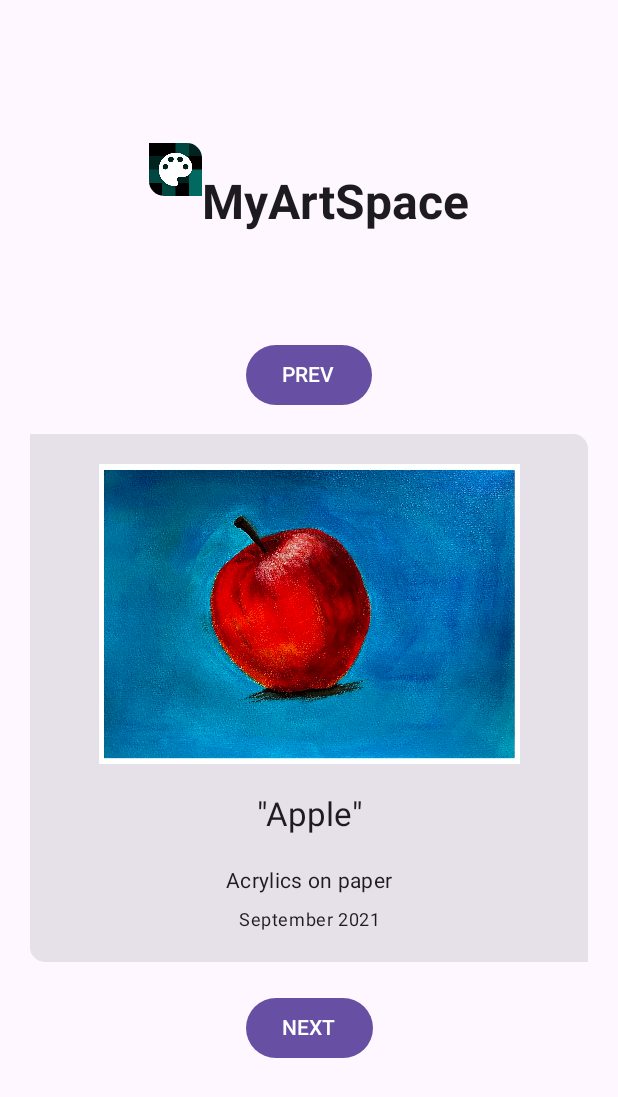
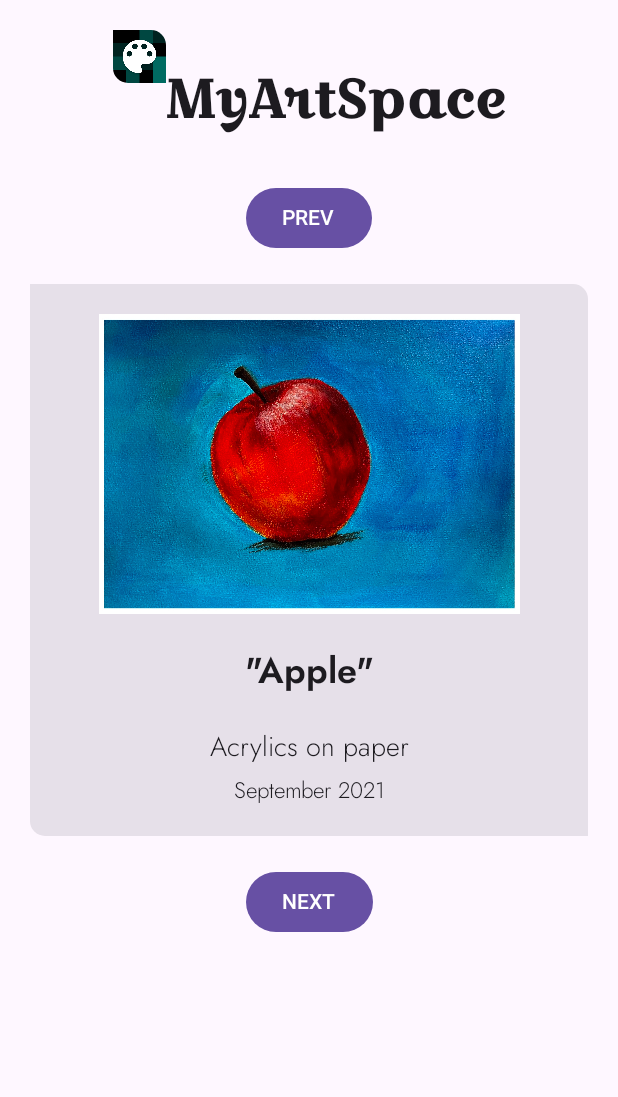
Before and after one commit to WiMaW/MyArtSpaceApp, an Android app built with Jetpack Compose: the screen it shows after launch (MainActivity), on a phone screen of 412 x 824 dp. Shown: the top 1097 px of the screen. Run offline under Robolectric (Android 15) with nearby library versions, the phone set to English and light mode, and no system bars.

Commit message:
Fonts and topBar added

```diff
--- a/app/src/main/java/com/example/myartspaceapp/MainActivity.kt
+++ b/app/src/main/java/com/example/myartspaceapp/MainActivity.kt
@@ -1,5 +1,6 @@
 package com.example.myartspaceapp
 
+import android.annotation.SuppressLint
 import android.os.Bundle
 import androidx.activity.ComponentActivity
 import androidx.activity.compose.setContent
@@ -39,6 +40,9 @@ import com.example.myartspaceapp.data.Datasource
 import com.example.myartspaceapp.model.Art
 import com.example.myartspaceapp.ui.theme.MyArtSpaceAppTheme
 import androidx.compose.foundation.shape.RoundedCornerShape
+import androidx.compose.material3.CenterAlignedTopAppBar
+import androidx.compose.material3.ExperimentalMaterial3Api
+import androidx.compose.material3.Scaffold
 
 class MainActivity : ComponentActivity() {
     override fun onCreate(savedInstanceState: Bundle?) {
@@ -58,6 +62,8 @@ class MainActivity : ComponentActivity() {
     }
 }
 
+@OptIn(ExperimentalMaterial3Api::class)
+@SuppressLint("UnusedMaterial3ScaffoldPaddingParameter")
 @Composable
 fun ComposeArtApp(
     modifier: Modifier = Modifier,
@@ -67,7 +73,7 @@ fun ComposeArtApp(
         mutableStateOf(0)
     }
     var clickLimit: Int = artList.size - 1
-
+    Scaffold () {
         Column (
             modifier = modifier
                 .padding(20.dp)
@@ -80,7 +86,10 @@ fun ComposeArtApp(
             DisplayAppNameAndIcon()
             Button(
                 modifier = modifier
-                .padding(15.dp),
+                    .padding(
+                        top = dimensionResource(R.dimen.padding_large),
+                        bottom = dimensionResource(R.dimen.padding_medium)
+                    ),
                 onClick = {
                     if(click > 0) {
                         click--
@@ -93,7 +102,7 @@ fun ComposeArtApp(
             }
             ArtAndDescriptionCard(click = click, artList = Datasource().LoadArt())
             Button(
-            modifier = modifier.padding(20.dp),
+                modifier = modifier.padding(dimensionResource(R.dimen.padding_medium)),
                 onClick = {
                     if (click < clickLimit) {
                         click++
@@ -105,6 +114,8 @@ fun ComposeArtApp(
                 Text(text = "NEXT")
             }
         }
+    }
+
 }
 
 //to change view for scrollable list
@@ -120,8 +131,11 @@ fun ComposeArtApp(
 //        }
 //    }
 //}
+@OptIn(ExperimentalMaterial3Api::class)
 @Composable
 fun DisplayAppNameAndIcon (modifier: Modifier = Modifier) {
+    CenterAlignedTopAppBar(
+        title = {
             Row (modifier = modifier){
                 Image(
                     painter = painterResource(R.drawable.app_icon2),
@@ -134,13 +148,15 @@ fun DisplayAppNameAndIcon (modifier: Modifier = Modifier) {
                 Text(
                     text = stringResource(R.string.app_name),
                     modifier = Modifier.padding(
-                top = dimensionResource(R.dimen.padding_medium),
-                bottom = dimensionResource(R.dimen.padding_large)),
-            fontWeight = FontWeight.Bold,
-            style = MaterialTheme.typography.headlineLarge
+                        top = dimensionResource(R.dimen.padding_medium)),
+                    style = MaterialTheme.typography.displayLarge
                 )
             }
         }
+    )
+
+    }
+
 
 @Composable
 fun ArtAndDescriptionCard (
@@ -180,8 +196,7 @@ fun ArtAndDescriptionCard (
                     modifier = Modifier
                         .padding(
                             bottom = dimensionResource(R.dimen.padding_medium),
-                            top = dimensionResource(R.dimen.padding_small
-                    )),
+                            top = dimensionResource(R.dimen.padding_small)),
                     text = stringResource(artList[click].date),
                     style = MaterialTheme.typography.bodySmall
 
--- a/app/src/main/java/com/example/myartspaceapp/ui/theme/Theme.kt
+++ b/app/src/main/java/com/example/myartspaceapp/ui/theme/Theme.kt
@@ -14,7 +14,11 @@ import androidx.compose.runtime.SideEffect
 import androidx.compose.ui.graphics.toArgb
 import androidx.compose.ui.platform.LocalContext
 import androidx.compose.ui.platform.LocalView
+import androidx.compose.ui.text.font.Font
+import androidx.compose.ui.text.font.FontFamily
+import androidx.compose.ui.text.font.FontWeight
 import androidx.core.view.WindowCompat
+import com.example.myartspaceapp.R
 
 private val LightColors = lightColorScheme(
     primary = md_theme_light_primary,
@@ -81,6 +85,12 @@ private val DarkColors = darkColorScheme(
     scrim = md_theme_dark_scrim,
 )
 
+val Croissantone = FontFamily(Font(R.font.croissantone_regular))
+val JostLight = FontFamily(Font(R.font.jost_light, FontWeight.Light))
+val JostRegular = FontFamily(Font(R.font.jost_regular, FontWeight.Normal))
+val JostSemiBold = FontFamily(Font(R.font.jost_semibold, FontWeight.SemiBold))
+val Mooli = FontFamily(Font(R.font.mooli_regular))
+
 @Composable
 fun MyArtSpaceAppTheme(
     darkTheme: Boolean = isSystemInDarkTheme(),
--- a/app/src/main/java/com/example/myartspaceapp/ui/theme/Type.kt
+++ b/app/src/main/java/com/example/myartspaceapp/ui/theme/Type.kt
@@ -8,27 +8,21 @@ import androidx.compose.ui.unit.sp
 
 // Set of Material typography styles to start with
 val Typography = Typography(
-    bodyLarge = TextStyle(
-        fontFamily = FontFamily.Default,
-        fontWeight = FontWeight.Normal,
-        fontSize = 16.sp,
-        lineHeight = 24.sp,
-        letterSpacing = 0.5.sp
-    )
-    /* Other default text styles to override
+    displayLarge = TextStyle(
+        fontFamily = Croissantone,
+        fontWeight = FontWeight.SemiBold,
+        fontSize = 36.sp
+    ),
     titleLarge = TextStyle(
-        fontFamily = FontFamily.Default,
-        fontWeight = FontWeight.Normal,
-        fontSize = 22.sp,
-        lineHeight = 28.sp,
-        letterSpacing = 0.sp
+        fontFamily = JostSemiBold,
+        fontSize = 24.sp
     ),
-    labelSmall = TextStyle(
-        fontFamily = FontFamily.Default,
-        fontWeight = FontWeight.Medium,
-        fontSize = 11.sp,
-        lineHeight = 16.sp,
-        letterSpacing = 0.5.sp
-    )
-    */
+    bodyMedium = TextStyle(
+        fontFamily = JostLight,
+        fontSize = 18.sp
+    ),
+    bodySmall = TextStyle(
+        fontFamily = JostLight,
+        fontSize = 15.sp
 )
+)
--- a/app/src/main/res/values/dimens.xml
+++ b/app/src/main/res/values/dimens.xml
@@ -1,6 +1,6 @@
 <?xml version="1.0" encoding="utf-8"?>
 <resources>
-    <dimen name="padding_small">8dp</dimen>
+    <dimen name="padding_small">5dp</dimen>
     <dimen name="padding_medium">20dp</dimen>
-    <dimen name="padding_large">55dp</dimen>
+    <dimen name="padding_large">30dp</dimen>
 </resources>
```
Also changed, not shown: app/src/main/res/font/croissantone_regular.ttf (added), app/src/main/res/font/jost_light.ttf (added), app/src/main/res/font/jost_regular.ttf (added), app/src/main/res/font/jost_semibold.ttf (added), app/src/main/res/font/mooli_regular.ttf (added). Lines whose indentation alone changed are shown as unchanged.
